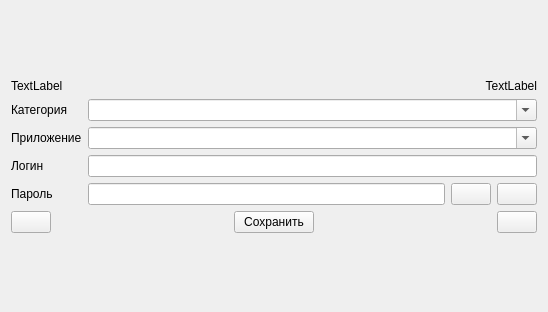
First picture: the form in src/SKeyPassword/ui/PasswordView.ui, repository Syricoff/SKeyPassword, before the edit.
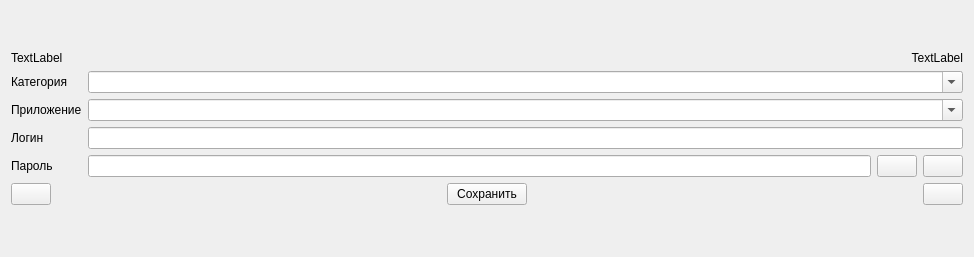
Second picture: the form after the edit. Icons and pictures are not drawn.

```diff
--- a/src/SKeyPassword/ui/PasswordView.ui
+++ b/src/SKeyPassword/ui/PasswordView.ui
@@ -6,10 +6,16 @@
    <rect>
     <x>0</x>
     <y>0</y>
-    <width>548</width>
-    <height>312</height>
+    <width>974</width>
+    <height>257</height>
    </rect>
   </property>
+  <property name="sizePolicy">
+   <sizepolicy hsizetype="Expanding" vsizetype="Preferred">
+    <horstretch>0</horstretch>
+    <verstretch>0</verstretch>
+   </sizepolicy>
+  </property>
   <property name="windowTitle">
    <string>Form</string>
   </property>
@@ -67,6 +73,12 @@
      </item>
      <item row="1" column="1">
       <widget class="QComboBox" name="category_edit">
+       <property name="sizePolicy">
+        <sizepolicy hsizetype="Preferred" vsizetype="Fixed">
+         <horstretch>0</horstretch>
+         <verstretch>0</verstretch>
+        </sizepolicy>
+       </property>
        <property name="editable">
         <bool>true</bool>
        </property>
@@ -74,6 +86,12 @@
      </item>
      <item row="3" column="0">
       <widget class="QLabel" name="label_login">
+       <property name="sizePolicy">
+        <sizepolicy hsizetype="Preferred" vsizetype="Fixed">
+         <horstretch>0</horstretch>
+         <verstretch>0</verstretch>
+        </sizepolicy>
+       </property>
        <property name="text">
         <string>Логин</string>
        </property>
@@ -155,6 +173,12 @@
      </item>
      <item row="1" column="0">
       <widget class="QLabel" name="label_category">
+       <property name="sizePolicy">
+        <sizepolicy hsizetype="Preferred" vsizetype="Fixed">
+         <horstretch>0</horstretch>
+         <verstretch>0</verstretch>
+        </sizepolicy>
+       </property>
        <property name="text">
         <string>Категория</string>
        </property>
@@ -162,6 +186,12 @@
      </item>
      <item row="4" column="0">
       <widget class="QLabel" name="label_password">
+       <property name="sizePolicy">
+        <sizepolicy hsizetype="Preferred" vsizetype="Fixed">
+         <horstretch>0</horstretch>
+         <verstretch>0</verstretch>
+        </sizepolicy>
+       </property>
        <property name="text">
         <string>Пароль</string>
        </property>
@@ -169,6 +199,12 @@
      </item>
      <item row="3" column="1">
       <widget class="QLineEdit" name="login_edit">
+       <property name="sizePolicy">
+        <sizepolicy hsizetype="Preferred" vsizetype="Fixed">
+         <horstretch>0</horstretch>
+         <verstretch>0</verstretch>
+        </sizepolicy>
+       </property>
        <property name="clearButtonEnabled">
         <bool>true</bool>
        </property>
@@ -219,6 +255,12 @@
      </item>
      <item row="2" column="0">
       <widget class="QLabel" name="label_app">
+       <property name="sizePolicy">
+        <sizepolicy hsizetype="Preferred" vsizetype="Fixed">
+         <horstretch>0</horstretch>
+         <verstretch>0</verstretch>
+        </sizepolicy>
+       </property>
        <property name="text">
         <string>Приложение</string>
        </property>
```
Left out of the diff: 32 changed lines with no effect on the pictures.
